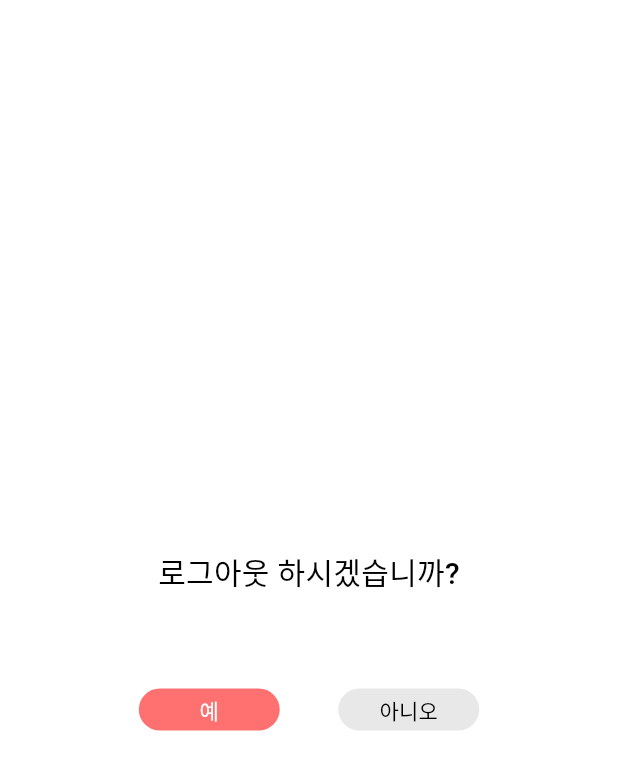
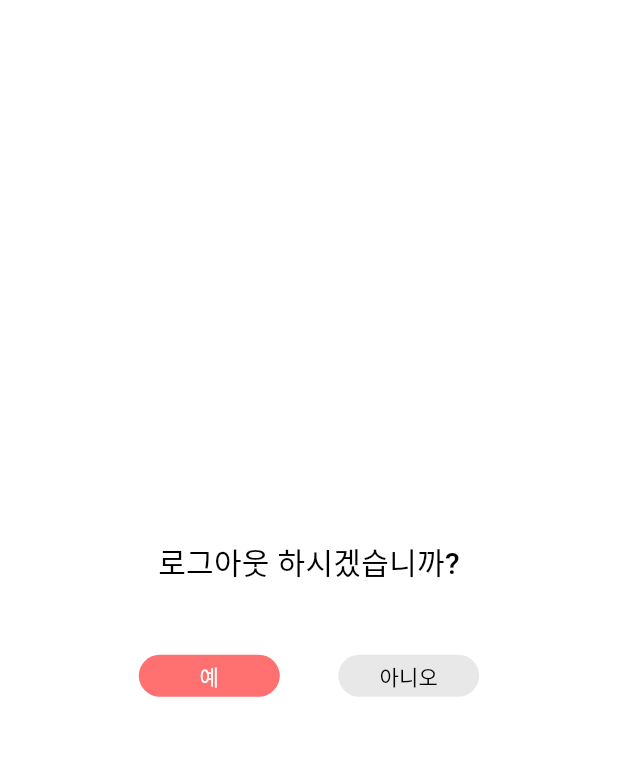
Before and after one commit to JinHyeokOh01/FSSP-Client, a Flutter app: the LogoutModal widget shown alone on an empty page, opened directly, on a phone screen of 412 x 824 dp. Shown: the top 770 px of the screen. Run offline on Flutter 3.47's test engine with Material 3 defaults, Android fonts, the phone set to English and light mode, and no system bars; our stand-ins replace geocoding, geolocator; accounts and stored records are empty; network calls fail.

Commit message:
fix: modify logout_modal

```diff
--- a/lib/widgets/logout_modal.dart
+++ b/lib/widgets/logout_modal.dart
@@ -22,16 +22,10 @@ class LogoutModal extends StatelessWidget {
             borderRadius: BorderRadius.circular(10),
           ),
         ),
-        child: Stack(
+        child: Column(
+          mainAxisAlignment: MainAxisAlignment.center,
           children: [
-            // 로그아웃 메시지
-            const Positioned(
-              left: 32,
-              top: 91,
-              child: SizedBox(
-                width: 261,
-                height: 32,
-                child: Text(
+            const Text(
               '로그아웃 하시겠습니까?',
               textAlign: TextAlign.center,
               style: TextStyle(
@@ -39,18 +33,14 @@ class LogoutModal extends StatelessWidget {
                 fontSize: 20,
                 fontFamily: 'Roboto',
                 fontWeight: FontWeight.w500,
-                    height: 0.07,
                 letterSpacing: 0.20,
               ),
             ),
-              ),
-            ),
-
-            // 예 버튼
-            Positioned(
-              left: 49,
-              top: 170,
-              child: GestureDetector(
+            const SizedBox(height: 47), // 텍스트와 버튼 사이 간격
+            Row(
+              mainAxisAlignment: MainAxisAlignment.center,
+              children: [
+                GestureDetector(
                   onTap: () async {
                     final success = await _authService.logout();
                     if (success) {
@@ -77,20 +67,14 @@ class LogoutModal extends StatelessWidget {
                           fontSize: 14,
                           fontFamily: 'Roboto',
                           fontWeight: FontWeight.w500,
-                        height: 0.10,
                           letterSpacing: 0.14,
                         ),
                       ),
                     ),
                   ),
                 ),
-            ),
-
-            // 아니오 버튼
-            Positioned(
-              left: 182,
-              top: 170,
-              child: GestureDetector(
+                const SizedBox(width: 39), // 버튼 사이 간격
+                GestureDetector(
                   onTap: () => Navigator.pop(context),
                   child: Container(
                     width: 94,
@@ -109,13 +93,13 @@ class LogoutModal extends StatelessWidget {
                           fontSize: 14,
                           fontFamily: 'Roboto',
                           fontWeight: FontWeight.w500,
-                        height: 0.10,
                           letterSpacing: 0.14,
                         ),
                       ),
                     ),
                   ),
                 ),
+              ],
             ),
           ],
         ),
```
Lines whose indentation alone changed are shown as unchanged.
